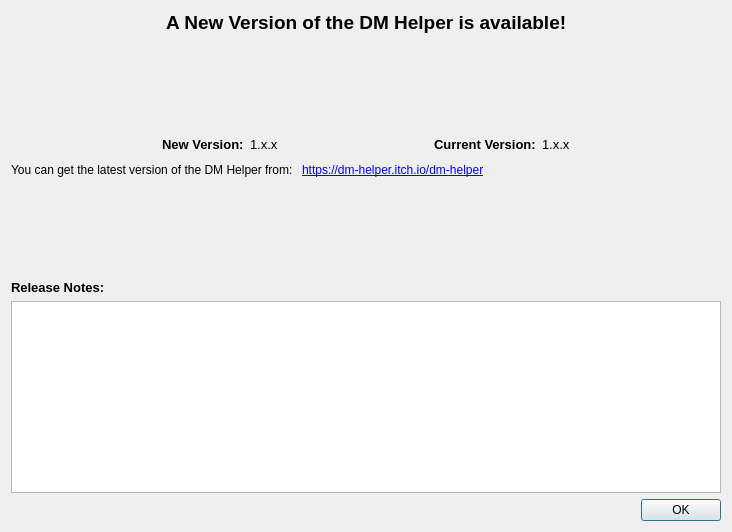
Before: the Qt Designer form DMHelper/src/presentupdatedialog.ui in MMetze/DMHelper, drawn with Qt 5.
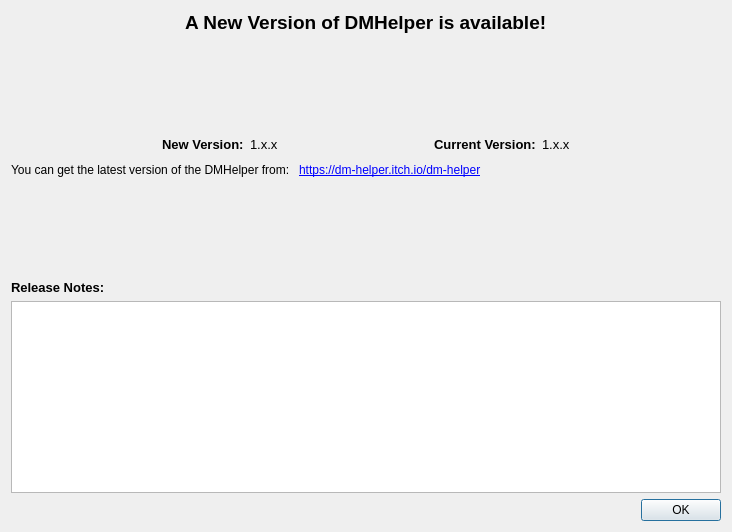
After: the same form once the commit is applied.

Commit message: Updated branding DM Helper --> DMHelper

```diff
--- a/DMHelper/src/presentupdatedialog.ui
+++ b/DMHelper/src/presentupdatedialog.ui
@@ -39,7 +39,7 @@
         </font>
        </property>
        <property name="text">
-        <string>A New Version of the DM Helper is available!</string>
+        <string>A New Version of DMHelper is available!</string>
        </property>
       </widget>
      </item>
@@ -171,7 +171,7 @@
      <item>
       <widget class="QLabel" name="label_5">
        <property name="text">
-        <string>You can get the latest version of the DM Helper from: </string>
+        <string>You can get the latest version of the DMHelper from: </string>
        </property>
       </widget>
      </item>
```
The commit also changes 32 other files.
